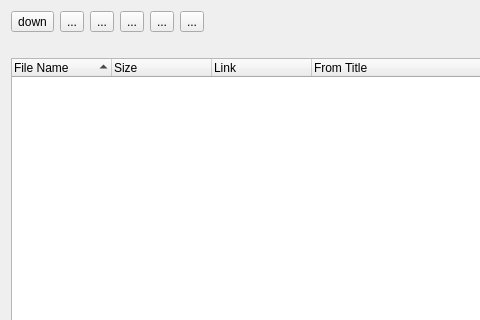
First picture: the form in cart.ui, repository androidarduino/verycdgrabber, before the edit; both pictures show x 0 to 480 and y 0 to 320 of the 938 by 671 pixel window.
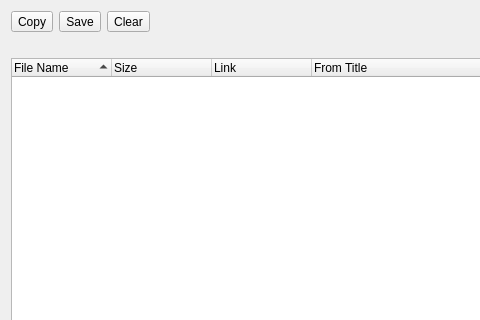
Second picture: the form after the edit.

The edit to the form file:
```diff
--- a/cart.ui
+++ b/cart.ui
@@ -16,50 +16,29 @@
    <item>
     <layout class="QHBoxLayout" name="horizontalLayout" >
      <item>
-      <widget class="QToolButton" name="downButton" >
-       <property name="text" >
-        <string>down</string>
+      <widget class="QToolButton" name="downButton">
+       <property name="text">
+        <string>Copy</string>
        </property>
       </widget>
      </item>
      <item>
-      <widget class="QToolButton" name="toolButton_2" >
-       <property name="text" >
-        <string>...</string>
+      <widget class="QToolButton" name="toolButton_2">
+       <property name="text">
+        <string>Save</string>
        </property>
       </widget>
      </item>
      <item>
-      <widget class="QToolButton" name="toolButton_3" >
-       <property name="text" >
-        <string>...</string>
+      <widget class="QToolButton" name="toolButton_3">
+       <property name="text">
+        <string>Clear</string>
        </property>
       </widget>
      </item>
      <item>
-      <widget class="QToolButton" name="toolButton_4" >
-       <property name="text" >
-        <string>...</string>
-       </property>
-      </widget>
-     </item>
-     <item>
-      <widget class="QToolButton" name="toolButton_5" >
-       <property name="text" >
-        <string>...</string>
-       </property>
-      </widget>
-     </item>
-     <item>
-      <widget class="QToolButton" name="toolButton_6" >
-       <property name="text" >
-        <string>...</string>
-       </property>
-      </widget>
-     </item>
-     <item>
-      <spacer name="horizontalSpacer" >
-       <property name="orientation" >
+      <spacer name="horizontalSpacer">
+       <property name="orientation">
         <enum>Qt::Horizontal</enum>
        </property>
        <property name="sizeHint" stdset="0" >
```
Left out of the diff: 47 changed lines with no effect on the pictures.
